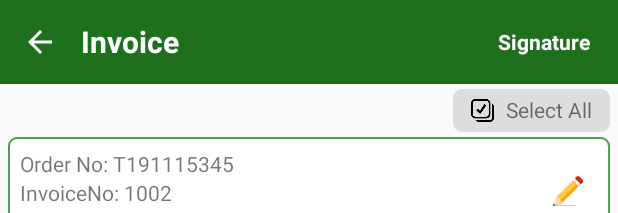
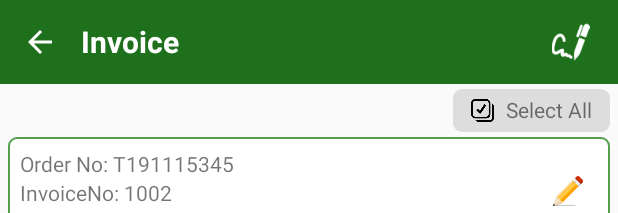
Before and after one commit to toeyakz/EPODBK, an Android app: the layout activity_invoice_deliver_.xml on its own in the app's theme, with its tools: preview values and no code run, on a phone screen of 412 x 824 dp. Shown: the top 213 px of the screen. Run offline under Robolectric (Android 15) with nearby library versions, the light colour scheme and no system bars.

Commit message:
Initial commit

```diff
--- a/app/src/main/java/ws/epod/InvoiceDeliver_Activity.java
+++ b/app/src/main/java/ws/epod/InvoiceDeliver_Activity.java
@@ -59,7 +59,7 @@ public class InvoiceDeliver_Activity extends AppCompatActivity {
     private RecyclerView rvInv, recyclerView;
     private InvAdapter invAdapter;
 
-    ImageView imgBack_Deliver, imageView22;
+    ImageView imgBack_Deliver, imageView22,sign;
 
     ConnectionDetector netCon;
     DatabaseHelper databaseHelper;
@@ -73,7 +73,7 @@ public class InvoiceDeliver_Activity extends AppCompatActivity {
 
     String commentOfspinner = "";
 
-    TextView textView15, textView21, textView22, sign, tvNoData;
+    TextView textView15, textView21, textView22, tvNoData;
 
     View popupInputDialogView = null;
     AlertDialog alertDialog;
@@ -133,6 +133,7 @@ public class InvoiceDeliver_Activity extends AppCompatActivity {
 
         rvInv.addOnScrollListener(new CustomScrollListener() {
         });
+
         setView();
         onClickFab();
 
--- a/app/src/main/res/layout/activity_invoice_deliver_.xml
+++ b/app/src/main/res/layout/activity_invoice_deliver_.xml
@@ -31,16 +31,25 @@
             tools:layout_editor_absoluteX="10dp"
             tools:layout_editor_absoluteY="16dp" />
 
-
-        <TextView
+        <ImageView
             android:id="@+id/sign"
             android:layout_width="wrap_content"
             android:layout_height="wrap_content"
+            android:paddingTop="15dp"
+            android:tint="#fff"
+            android:paddingBottom="15dp"
             android:layout_gravity="right"
-            android:padding="14dp"
-            android:text="Signature"
-            android:textColor="#fff"
-            android:textStyle="bold" />
+            android:src="@drawable/signature" />
+
+<!--        <TextView-->
+<!--            android:id="@+id/sign"-->
+<!--            android:layout_width="wrap_content"-->
+<!--            android:layout_height="wrap_content"-->
+<!--            android:layout_gravity="right"-->
+<!--            android:padding="14dp"-->
+<!--            android:text="Signature"-->
+<!--            android:textColor="#fff"-->
+<!--            android:textStyle="bold" />-->
 
 
         <TextView
```
